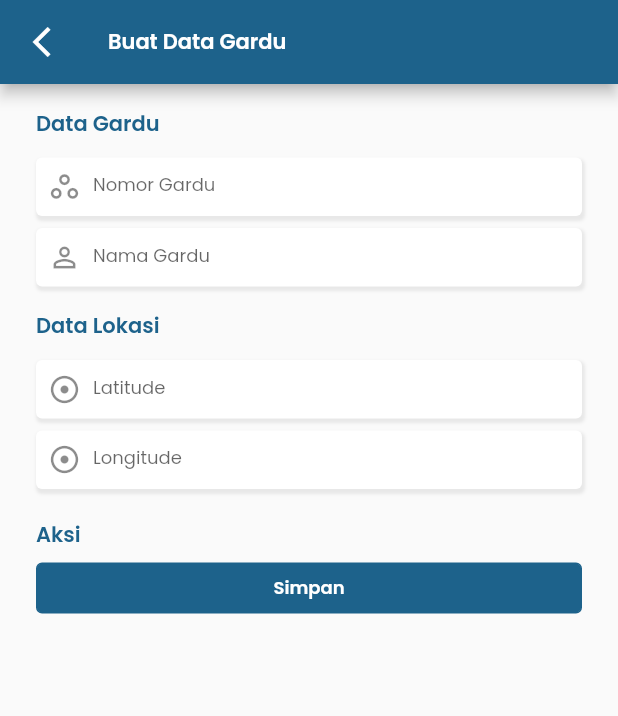
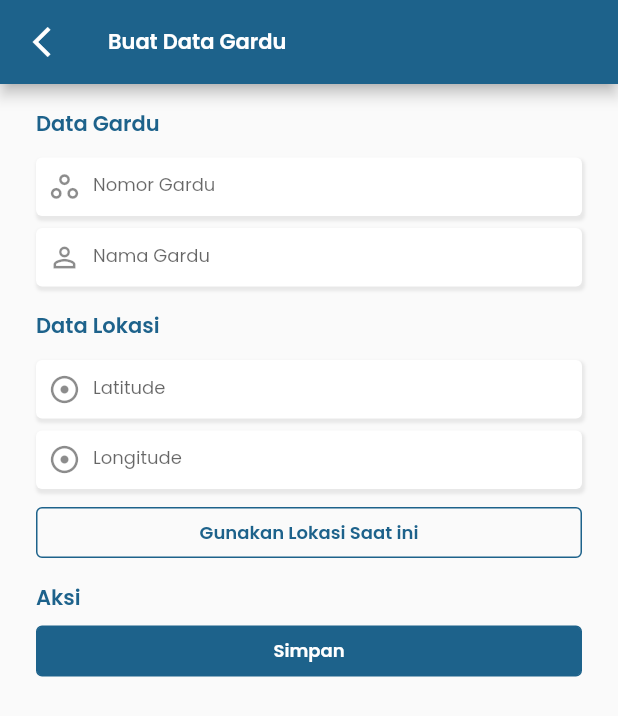
Before and after one commit to Mufidzz/atlok, a Flutter app: the VSubstationDataForm screen opened by its route, on a phone screen of 412 x 824 dp. Shown: the top 716 px of the screen. Run offline on Flutter 3.47's test engine with Material 2 defaults, Android fonts, the phone set to English and light mode, and no system bars; our stand-ins replace auto_route, flushbar, font_awesome_flutter, geolocator, jwt_decoder, shared_preferences; accounts and stored records are empty.

Commit message:
Add "User Current Location" Button on Substation Form

```diff
--- a/lib/features/substation_data/views/v.substation_data_form.dart
+++ b/lib/features/substation_data/views/v.substation_data_form.dart
@@ -5,6 +5,7 @@ import 'package:atlok/core/widgets/widgets.dart';
 import 'package:atlok/features/substation_data/usecases/u.substation_data_form.dart';
 import 'package:auto_route/auto_route.dart';
 import 'package:flutter/material.dart';
+import 'package:geolocator/geolocator.dart';
 
 class VSubstationDataForm extends StatefulWidget {
   final MSubstation substation;
@@ -17,12 +18,18 @@ class VSubstationDataForm extends StatefulWidget {
 class _VSubstationDataFormState extends State<VSubstationDataForm> {
   GlobalKey<FormState> _formKey;
   MSubstation _substation;
+
+  TextEditingController _latitudeController = new TextEditingController();
+  TextEditingController _longitudeController = new TextEditingController();
+
   @override
   void initState() {
     // TODO: implement initState
     super.initState();
     _formKey = GlobalKey<FormState>();
     _substation = widget.substation ?? new MSubstation();
+    _latitudeController.text = this._substation.latitude ?? "";
+    _longitudeController.text = this._substation.longitude ?? "";
   }
 
   @override
@@ -106,6 +113,7 @@ class _VSubstationDataFormState extends State<VSubstationDataForm> {
                             this._substation.latitude = v;
                           },
                           initialValue: _substation.latitude,
+                          controller: _latitudeController,
                         ),
                         WTextField(
                           icon: Icons.adjust_rounded,
@@ -116,6 +124,30 @@ class _VSubstationDataFormState extends State<VSubstationDataForm> {
                             this._substation.longitude = v;
                           },
                           initialValue: _substation.longitude,
+                          controller: _longitudeController,
+                        ),
+                        VSpacing(TSpacing * 2),
+                        WButton(
+                          backgroundColor: TColors.primary,
+                          textColor: TColors.primary,
+                          text: "Gunakan Lokasi Saat ini",
+                          isFilled: false,
+                          onTap: () {
+                            final Geolocator geolocator = Geolocator()
+                              ..forceAndroidLocationManager;
+
+                            geolocator
+                                .getCurrentPosition(
+                                    desiredAccuracy: LocationAccuracy.best)
+                                .then((Position position) {
+                              setState(() {
+                                _latitudeController.text =
+                                    "${position.latitude}";
+                                _longitudeController.text =
+                                    "${position.longitude}";
+                              });
+                            });
+                          },
                         ),
                         VSpacing(TSpacing * 4),
                         Text(
```
